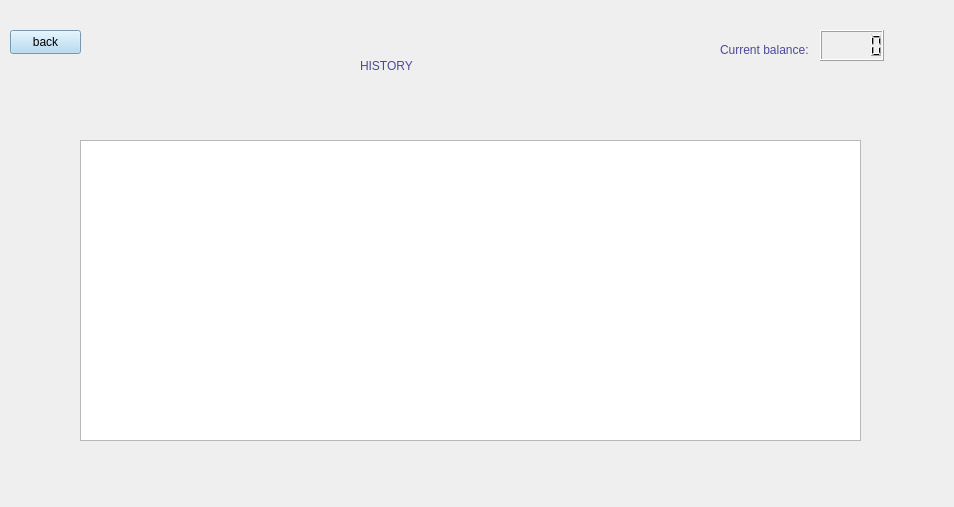
Old version of the form view/history.ui in the repository rawsashimi1604/1009_BankingSystem.
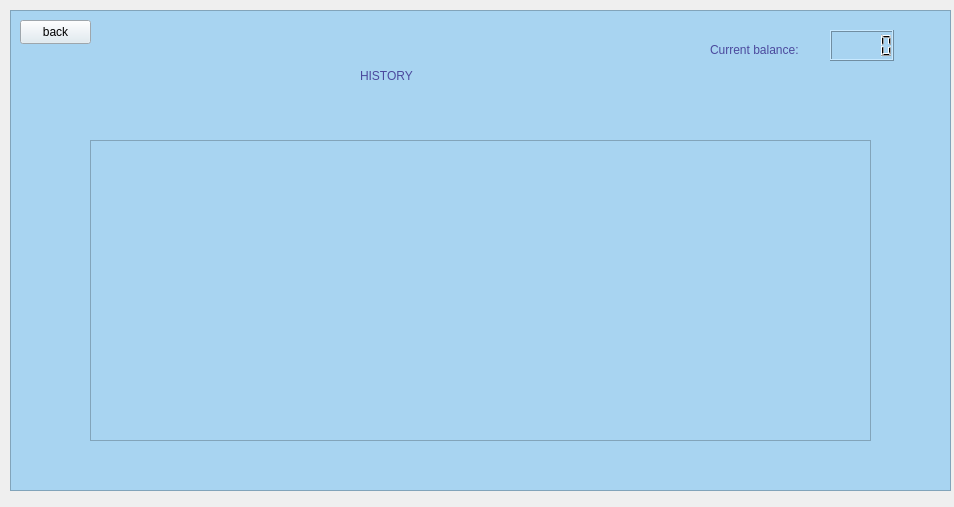
New version of the form.

Patch:
```diff
--- a/view/history.ui
+++ b/view/history.ui
@@ -26,17 +26,35 @@
     </rect>
    </property>
    <widget class="QWidget" name="page">
-    <widget class="QPushButton" name="back">
+    <widget class="QFrame" name="frame">
      <property name="geometry">
       <rect>
        <x>0</x>
-       <y>20</y>
+       <y>0</y>
+       <width>941</width>
+       <height>481</height>
+      </rect>
+     </property>
+     <property name="styleSheet">
+      <string notr="true">background-color: rgb(168, 212, 241);</string>
+     </property>
+     <property name="frameShape">
+      <enum>QFrame::StyledPanel</enum>
+     </property>
+     <property name="frameShadow">
+      <enum>QFrame::Raised</enum>
+     </property>
+     <widget class="QPushButton" name="back">
+      <property name="geometry">
+       <rect>
+        <x>10</x>
+        <y>10</y>
        <width>71</width>
        <height>24</height>
       </rect>
      </property>
      <property name="styleSheet">
-      <string notr="true">background-color: rgb(168, 212, 241);
+       <string notr="true">background-color: rgb(221, 233, 241);
 font: 700 9pt &quot;Segoe UI&quot;;</string>
      </property>
      <property name="text">
@@ -47,7 +65,7 @@
      <property name="geometry">
       <rect>
        <x>350</x>
-       <y>0</y>
+        <y>10</y>
        <width>301</width>
        <height>111</height>
       </rect>
@@ -60,27 +78,10 @@
       <string>HISTORY</string>
      </property>
     </widget>
-    <widget class="QLabel" name="label_2">
-     <property name="geometry">
-      <rect>
-       <x>710</x>
-       <y>30</y>
-       <width>121</width>
-       <height>20</height>
-      </rect>
-     </property>
-     <property name="styleSheet">
-      <string notr="true">color: rgb(75, 73, 157);
-font: 700 9pt &quot;Segoe UI&quot;;</string>
-     </property>
-     <property name="text">
-      <string>Current balance:</string>
-     </property>
-    </widget>
     <widget class="QTableWidget" name="tableWidget">
      <property name="geometry">
       <rect>
-       <x>70</x>
+        <x>80</x>
        <y>130</y>
        <width>781</width>
        <height>301</height>
@@ -90,15 +91,33 @@
       <string notr="true">font: 700 9pt &quot;Segoe UI&quot;;</string>
      </property>
     </widget>
+     <widget class="QLabel" name="label_2">
+      <property name="geometry">
+       <rect>
+        <x>700</x>
+        <y>30</y>
+        <width>121</width>
+        <height>20</height>
+       </rect>
+      </property>
+      <property name="styleSheet">
+       <string notr="true">color: rgb(75, 73, 157);
+font: 700 9pt &quot;Segoe UI&quot;;</string>
+      </property>
+      <property name="text">
+       <string>Current balance:</string>
+      </property>
+     </widget>
     <widget class="QLCDNumber" name="balance">
      <property name="geometry">
       <rect>
-       <x>810</x>
+        <x>820</x>
        <y>20</y>
        <width>64</width>
        <height>31</height>
       </rect>
      </property>
+     </widget>
     </widget>
    </widget>
   </widget>
```
Lines whose indentation alone changed are shown as unchanged.
